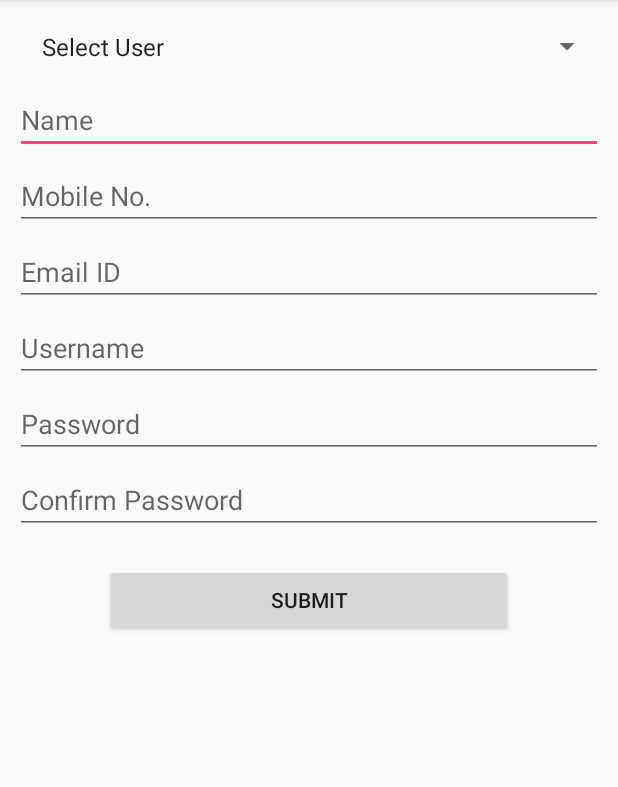
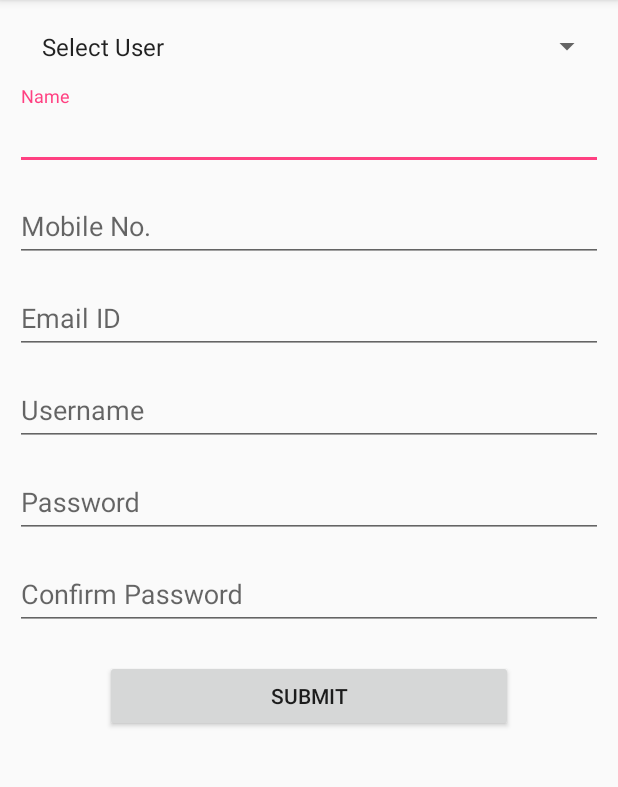
Before and after one commit to akshaykalola28/Online-Electricity-Billing-System, an Android app: the Register screen opened directly, with no data from a screen before it, on a phone screen of 412 x 824 dp, the part 84-871 px from its top. Run offline under Robolectric (Android 15) with nearby library versions, the phone set to English and light mode, and no system bars; our stand-ins replace Firebase (no records; nobody signed in at launch, a user with empty details on screens opened directly).

Commit message:
Floating EditText Added

```diff
--- a/app/src/main/java/example/akshay/onlinebillingsystem/Register.java
+++ b/app/src/main/java/example/akshay/onlinebillingsystem/Register.java
@@ -6,6 +6,7 @@ import android.content.Intent;
 import android.os.Bundle;
 import android.support.annotation.NonNull;
 import android.support.design.widget.Snackbar;
+import android.support.design.widget.TextInputLayout;
 import android.support.v7.app.AppCompatActivity;
 import android.view.View;
 import android.widget.AdapterView;
@@ -32,6 +33,7 @@ public class Register extends AppCompatActivity {
     EditText cPass_ET;
     EditText username_ET;
     Button dataSubmit;
+    TextInputLayout cnoTIL, mnoTIL;
 
     String user_type;
     String name;
@@ -63,10 +65,12 @@ public class Register extends AppCompatActivity {
         password_ET = (EditText) findViewById(R.id.enter_pass);
         cPass_ET = (EditText) findViewById(R.id.enter_cpass);
         dataSubmit = (Button) findViewById(R.id.submit_data);
+        cnoTIL = findViewById(R.id.cno_text);
+        mnoTIL = findViewById(R.id.mno_text);
 
         //Hide Customer and meter number
-        customerNo_ET.setVisibility(View.GONE);
-        meterNo_ET.setVisibility(View.GONE);
+        cnoTIL.setVisibility(View.GONE);
+        mnoTIL.setVisibility(View.GONE);
 
         final Spinner spinner = (Spinner) findViewById(R.id.user_spinner);
         ArrayAdapter<CharSequence> adapter = ArrayAdapter.createFromResource(this,
@@ -77,15 +81,19 @@ public class Register extends AppCompatActivity {
         spinner.setOnItemSelectedListener(new AdapterView.OnItemSelectedListener() {
             @Override
             public void onItemSelected(AdapterView<?> parent, View view, int position, long id) {
-                if(position == 1){
+                if (position == 0){
+                    user_type = null;
+                    cnoTIL.setVisibility(View.GONE);
+                    mnoTIL.setVisibility(View.GONE);
+                }else if(position == 1){
                     user_type = "Users/Customer";
-                    customerNo_ET.setVisibility(View.VISIBLE);
-                    meterNo_ET.setVisibility(View.VISIBLE);
+                    cnoTIL.setVisibility(View.VISIBLE);
+                    mnoTIL.setVisibility(View.VISIBLE);
                     mRef = database.getReference(user_type);
                 } else if(position == 2){
                     user_type = "Users/Unit Reader";
-                    customerNo_ET.setVisibility(View.GONE);
-                    meterNo_ET.setVisibility(View.GONE);
+                    cnoTIL.setVisibility(View.GONE);
+                    mnoTIL.setVisibility(View.GONE);
                     mRef = database.getReference(user_type);
                 }
             }
--- a/app/src/main/res/layout/activity_forgot_password.xml
+++ b/app/src/main/res/layout/activity_forgot_password.xml
@@ -11,6 +11,12 @@
         android:layout_height="match_parent"
         android:orientation="vertical">
 
+        <android.support.design.widget.TextInputLayout
+            android:id="@+id/input_layout_password"
+            android:layout_width="match_parent"
+            android:layout_height="wrap_content"
+            android:layout_marginTop="40dp">
+
             <EditText
                 android:id="@+id/fg_email"
                 android:layout_width="match_parent"
@@ -19,8 +25,10 @@
                 android:hint="Email ID"
                 android:inputType="textEmailAddress"
                 android:layout_marginLeft="50dp"
-            android:layout_marginRight="50dp"
-            android:layout_marginTop="40dp"/>
+                android:layout_marginRight="50dp" />
+
+        </android.support.design.widget.TextInputLayout>
+
 
         <EditText
             android:id="@+id/fg_number"
--- a/app/src/main/res/layout/activity_get_details.xml
+++ b/app/src/main/res/layout/activity_get_details.xml
@@ -25,6 +25,11 @@
                 tools:layout_editor_absoluteX="0dp"
                 tools:layout_editor_absoluteY="8dp">
 
+                <android.support.design.widget.TextInputLayout
+                    android:id="@+id/input_layout_password"
+                    android:layout_width="match_parent"
+                    android:layout_height="wrap_content">
+
                     <EditText
                         android:id="@+id/get_meter_no"
                         android:layout_width="match_parent"
@@ -33,6 +38,8 @@
                         android:ems="10"
                         android:hint="Enter Meter No."
                         android:inputType="text" />
+
+                </android.support.design.widget.TextInputLayout>
 
                 <Button
                     android:id="@+id/get_details_button"
--- a/app/src/main/res/layout/activity_register.xml
+++ b/app/src/main/res/layout/activity_register.xml
@@ -28,6 +28,11 @@
                 android:padding="10dp"
                 android:spinnerMode="dropdown" />
 
+            <android.support.design.widget.TextInputLayout
+                android:layout_width="match_parent"
+                android:layout_height="wrap_content"
+                android:layout_marginTop="5dp">
+
                 <EditText
                     android:id="@+id/enter_cname"
                     android:layout_width="match_parent"
@@ -39,16 +44,30 @@
                     android:hint="Name"
                     android:inputType="textPersonName" />
 
+            </android.support.design.widget.TextInputLayout>
+
+            <android.support.design.widget.TextInputLayout
+                android:id="@+id/cno_text"
+                android:layout_width="match_parent"
+                android:layout_height="wrap_content"
+                android:layout_marginTop="5dp">
+
                 <EditText
                     android:id="@+id/enter_cno"
                     android:layout_width="match_parent"
                     android:layout_height="wrap_content"
                     android:layout_marginLeft="10dp"
-                android:layout_marginTop="5dp"
                     android:layout_marginRight="10dp"
                     android:ems="10"
                     android:hint="Customer No."
                     android:inputType="number" />
+            </android.support.design.widget.TextInputLayout>
+
+            <android.support.design.widget.TextInputLayout
+                android:id="@+id/mno_text"
+                android:layout_width="match_parent"
+                android:layout_height="wrap_content"
+                android:layout_marginTop="5dp">
 
                 <EditText
                     android:id="@+id/enter_meter_no"
@@ -60,6 +79,12 @@
                     android:ems="10"
                     android:hint="Meter No."
                     android:inputType="number" />
+            </android.support.design.widget.TextInputLayout>
+
+            <android.support.design.widget.TextInputLayout
+                android:layout_width="match_parent"
+                android:layout_height="wrap_content"
+                android:layout_marginTop="5dp">
 
                 <EditText
                     android:id="@+id/enter_mo_no"
@@ -71,6 +96,12 @@
                     android:ems="10"
                     android:hint="Mobile No."
                     android:inputType="number" />
+            </android.support.design.widget.TextInputLayout>
+
+            <android.support.design.widget.TextInputLayout
+                android:layout_width="match_parent"
+                android:layout_height="wrap_content"
+                android:layout_marginTop="5dp">
 
                 <EditText
                     android:id="@+id/enter_email"
@@ -82,6 +113,12 @@
                     android:ems="10"
                     android:hint="Email ID"
                     android:inputType="textEmailAddress" />
+            </android.support.design.widget.TextInputLayout>
+
+            <android.support.design.widget.TextInputLayout
+                android:layout_width="match_parent"
+                android:layout_height="wrap_content"
+                android:layout_marginTop="5dp">
 
                 <EditText
                     android:id="@+id/enter_username"
@@ -93,6 +130,12 @@
                     android:ems="10"
                     android:hint="Username"
                     android:inputType="text" />
+            </android.support.design.widget.TextInputLayout>
+
+            <android.support.design.widget.TextInputLayout
+                android:layout_width="match_parent"
+                android:layout_height="wrap_content"
+                android:layout_marginTop="5dp">
 
                 <EditText
                     android:id="@+id/enter_pass"
@@ -104,6 +147,12 @@
                     android:ems="10"
                     android:hint="Password"
                     android:inputType="textPassword" />
+            </android.support.design.widget.TextInputLayout>
+
+            <android.support.design.widget.TextInputLayout
+                android:layout_width="match_parent"
+                android:layout_height="wrap_content"
+                android:layout_marginTop="5dp">
 
                 <EditText
                     android:id="@+id/enter_cpass"
@@ -115,6 +164,7 @@
                     android:ems="10"
                     android:hint="Confirm Password"
                     android:inputType="textPassword" />
+            </android.support.design.widget.TextInputLayout>
 
             <Button
                 android:id="@+id/submit_data"
@@ -123,6 +173,7 @@
                 android:layout_marginLeft="70dp"
                 android:layout_marginTop="20dp"
                 android:layout_marginRight="70dp"
+                android:layout_marginBottom="30dp"
                 android:text="Submit" />
 
         </LinearLayout>
```
Lines whose indentation alone changed are shown as unchanged.
